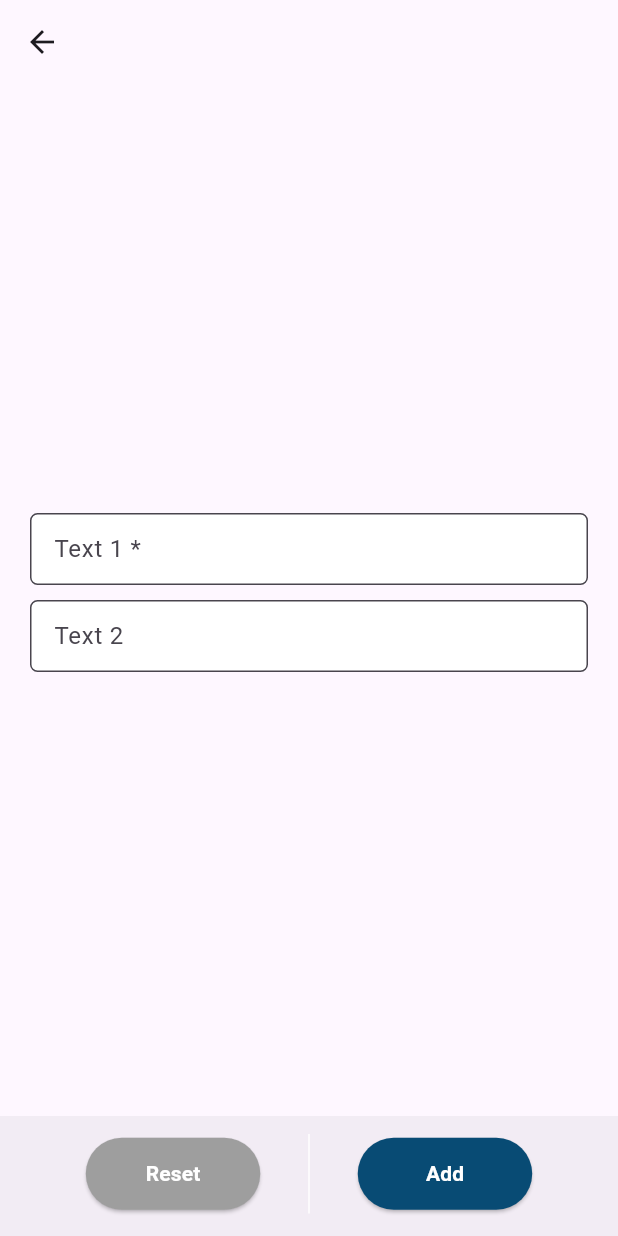
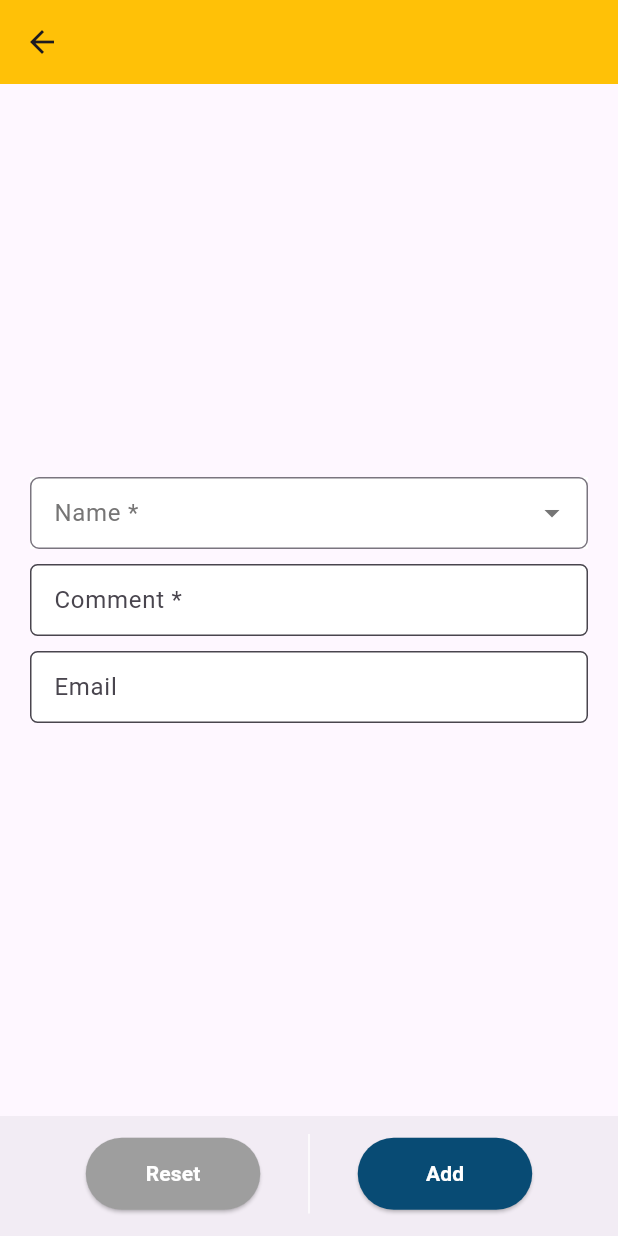
Before and after one commit to vikash23333/bloclearning, a Flutter app: the screen it shows after launch, after a tap on the "add" icon, on a phone screen of 412 x 824 dp. Run offline on Flutter 3.47's test engine with Material 3 defaults, Android fonts, the phone set to English and light mode, and no system bars; drawn by our look-alikes of dropdown_search; our stand-ins replace bloc, equatable, flutter_bloc; network calls fail.

Commit message:
add and edit

```diff
--- a/lib/bloc/add_edit_bloc/bloc/add_and_edit_bloc.dart
+++ b/lib/bloc/add_edit_bloc/bloc/add_and_edit_bloc.dart
@@ -1,13 +1,38 @@
 import 'package:bloc/bloc.dart';
+import 'package:bloclearning/model/api_integration_model.dart';
 import 'package:equatable/equatable.dart';
-
 part 'add_and_edit_event.dart';
 part 'add_and_edit_state.dart';
 
 class AddAndEditBloc extends Bloc<AddAndEditEvent, AddAndEditState> {
+  List<CommentApiModel> dataStored=[];
   AddAndEditBloc() : super(const AddAndEditState()) {
-    on<AddAndEditEvent>((event, emit) {
-      // TODO: implement event handler
-    });
+    on<SetComment>(_setComment);
+    on<EmailChanged>(_emailChanged);
+    on<NameModelSelected>(_setNameModel);
+    on<ResetEventWhileAdding>(_resetEvent);
+    on<FormSubmitted>(_addItem);
+  }
+  void _setComment(SetComment event, Emitter<AddAndEditState> emit){
+    emit(state.copyWith(cmt: event.comment));
+  }
+  void _emailChanged(EmailChanged event, Emitter<AddAndEditState> emit){
+    emit(state.copyWith(eml: event.email));
+  }
+  void _setNameModel(NameModelSelected event, Emitter<AddAndEditState> emit){
+    emit(state.copyWith(selectedModel: event.selectedData));
+  }
+  void _resetEvent(ResetEventWhileAdding event, Emitter<AddAndEditState> emit){
+    emit(state.copyWith(selectedModel: null, cmt: '',eml: '', isReset: true));
+  }
+  void _addItem(FormSubmitted event, Emitter<AddAndEditState> emit){
+    CommentApiModel item =CommentApiModel(
+      email: state.email,
+      name: state.selectedData?.name,
+      id:state.selectedData?.id,
+      body: state.comment
+    );
+    dataStored.add(item);
+    emit(state.copyWith(selectedModel: null, cmt: '',eml: '',data: dataStored,isReset: true));
   }
 }
--- a/lib/bloc/add_edit_bloc/bloc/add_and_edit_event.dart
+++ b/lib/bloc/add_edit_bloc/bloc/add_and_edit_event.dart
@@ -1,8 +1,31 @@
 part of 'add_and_edit_bloc.dart';
 
-class AddAndEditEvent extends Equatable {
+abstract class AddAndEditEvent extends Equatable {
   const AddAndEditEvent();
+  @override
+  List<Object?> get props => [];
+}
 
+class SetComment extends AddAndEditEvent {
+  final String comment;
+  const SetComment(this.comment);
   @override
-  List<Object> get props => [];
+  List<Object?> get props => [comment];
 }
+
+class EmailChanged extends AddAndEditEvent {
+  final String email;
+  const EmailChanged(this.email);
+  @override
+  List<Object?> get props => [email];
+}
+
+class NameModelSelected extends AddAndEditEvent {
+  final CommentApiModel? selectedData;
+  const NameModelSelected(this.selectedData);
+  @override
+  List<Object?> get props => [selectedData];
+}
+
+class FormSubmitted extends AddAndEditEvent {}
+class ResetEventWhileAdding extends AddAndEditEvent {}
--- a/lib/bloc/add_edit_bloc/bloc/add_and_edit_state.dart
+++ b/lib/bloc/add_edit_bloc/bloc/add_and_edit_state.dart
@@ -1,8 +1,22 @@
 part of 'add_and_edit_bloc.dart';
 
 class AddAndEditState extends Equatable {
-  const AddAndEditState();
 
+  final String comment;
+  final String email;
+  final CommentApiModel? selectedData;
+  final List<CommentApiModel> allAddedData;
+  const AddAndEditState({this.comment='', this.email='', this.selectedData, this.allAddedData=const [] });
+
+
+  AddAndEditState copyWith({String? cmt,String? eml,CommentApiModel? selectedModel, List<CommentApiModel>? data, bool isReset=false}){
+    return AddAndEditState(
+      comment: cmt??comment,
+      email: eml??email,
+      selectedData:isReset?null: selectedModel??selectedData,
+      allAddedData:data??allAddedData
+    );
+  }
   @override
-  List<Object> get props => [];
+  List<Object?> get props => [comment, email,selectedData, allAddedData];
 }
--- /dev/null
+++ b/lib/bloc/add_edit_bloc/form_field_class.dart
@@ -0,0 +1,14 @@
+import 'package:flutter/material.dart';
+
+import '../../model/api_integration_model.dart';
+
+class FormFieldClass{
+    TextEditingController comment;
+    TextEditingController email;
+    CommentApiModel? selectedData;  FormFieldClass({required this.comment, required this.email, this.selectedData});
+    // const FormFieldClass(
+    //   this.comment =TextEditingController(text: '');
+    //   this.email =TextEditingController();
+    //   this.selectedData=CommentApiModel();
+    // );
+}
--- /dev/null
+++ b/lib/bloc/forms_bloc/bloc/forms_bloc_bloc.dart
@@ -0,0 +1,46 @@
+import 'dart:developer';
+
+import 'package:bloc/bloc.dart';
+import 'package:equatable/equatable.dart';
+import 'package:flutter/material.dart';
+
+import '../../../model/api_integration_model.dart';
+part 'forms_bloc_event.dart';
+part 'forms_bloc_state.dart';
+
+class FormsBlocBloc extends Bloc<FormsBlocEvent, FormsBlocState> {
+  List<CommentApiModel> dataStored=[];
+  FormsBlocBloc() : super(FormsBlocInitial()) {
+    on<SetComment>(_setComment);
+    on<SetEmail>(_setEmail);
+    on<SetNameModel>(_setModelName);
+    on<FormResetWhileAdding>(_resetEvent);
+    on<FormSubmitEvent>(_addItem);
+
+
+  }
+  void _setComment(SetComment event, Emitter<FormsBlocState> emit){
+    emit(state.copyWith(cmtCtlr: event.comment));
+  }
+  void _setEmail(SetEmail event, Emitter<FormsBlocState> emit){
+    emit(state.copyWith(emailCtlr: event.email));
+  }
+  void _setModelName(SetNameModel event, Emitter<FormsBlocState> emit){
+    emit(state.copyWith(model: event.selectedData));
+  }
+  void _resetEvent(FormResetWhileAdding event, Emitter<FormsBlocState> emit){
+      emit(state.copyWith(cmtCtlr:null, isReset: true, emailCtlr: null, model: null));
+  }
+  void _addItem(FormSubmitEvent event, Emitter<FormsBlocState> emit){
+    log("state.email.text:- ${state.email.text}");
+    log("state.comment.text:- ${state.comment.text}");
+    CommentApiModel item =CommentApiModel(
+      email: state.email.text,
+      name: state.selectedData?.name,
+      id:state.selectedData?.id,
+      body: state.comment.text
+    );
+    dataStored.add(item);
+    emit(state.copyWith(data: dataStored));
+  }
+}
--- /dev/null
+++ b/lib/bloc/forms_bloc/bloc/forms_bloc_event.dart
@@ -0,0 +1,28 @@
+part of 'forms_bloc_bloc.dart';
+
+abstract class FormsBlocEvent extends Equatable {
+  const FormsBlocEvent();
+
+  @override
+  List<Object?> get props => [];
+}
+class SetComment extends FormsBlocEvent {
+  final TextEditingController comment;
+  const SetComment(this.comment);
+  @override
+  List<Object> get props => [comment];
+}
+class SetEmail extends FormsBlocEvent {
+  final TextEditingController email;
+  const SetEmail(this.email);
+  @override
+  List<Object> get props => [email];
+}
+class SetNameModel extends FormsBlocEvent {
+  final CommentApiModel? selectedData;
+  const SetNameModel(this.selectedData);
+  @override
+  List<Object?> get props => [selectedData];
+}
+class FormResetWhileAdding extends FormsBlocEvent{}
+class FormSubmitEvent extends FormsBlocEvent{}
--- /dev/null
+++ b/lib/bloc/forms_bloc/bloc/forms_bloc_state.dart
@@ -0,0 +1,27 @@
+part of 'forms_bloc_bloc.dart';
+
+class FormsBlocState extends Equatable {
+  final TextEditingController comment;
+  final TextEditingController email;
+  final CommentApiModel? selectedData;
+  final List<CommentApiModel> allAddedData;
+  const FormsBlocState({required this.comment, required this.email,this.selectedData, this.allAddedData=const [] });
+  FormsBlocState copyWith({TextEditingController? cmtCtlr,TextEditingController? emailCtlr,CommentApiModel? model, bool isReset=false,List<CommentApiModel>? data  }){
+    log("cmtCtlrcmtCtlr:- ${cmtCtlr?.text}");
+    return FormsBlocState(
+      comment:cmtCtlr ?? TextEditingController(),
+      email:emailCtlr ?? TextEditingController(),
+      selectedData:isReset?null:model??selectedData,
+      allAddedData:data??allAddedData
+      );
+  }
+
+  @override
+  List<Object?> get props => [comment, email,selectedData,allAddedData];
+}
+
+final class FormsBlocInitial extends FormsBlocState {
+  FormsBlocInitial():super(
+    comment: TextEditingController(),email :TextEditingController(),
+    );
+}
--- a/lib/main.dart
+++ b/lib/main.dart
@@ -1,10 +1,12 @@
 import 'package:bloclearning/bloc/switch_example/bloc/switch_example_bloc.dart';
 import 'package:flutter/material.dart';
 import 'package:flutter_bloc/flutter_bloc.dart';
+import 'bloc/add_edit_bloc/bloc/add_and_edit_bloc.dart';
 import 'bloc/api_bloc/bloc/api_integration_bloc.dart';
 import 'bloc/counter_bloc/counter_bloc.dart';
 // import 'view/counter_screen.dart';
 // import 'view/switch_example.dart';
+import 'bloc/forms_bloc/bloc/forms_bloc_bloc.dart';
 import 'bloc/to_do_bloc/bloc/to_do_bloc.dart';
 import 'view/add_edit_test/added_main_page.dart';
 // import 'view/api_integration.dart';
@@ -21,10 +23,12 @@ class MyApp extends StatelessWidget {
     return MultiBlocProvider(
       providers: [
         BlocProvider( create: (_) => SwitchExampleBloc(),),
-        BlocProvider(create: (context) => CounterBlock(),),
-        BlocProvider(create: (context) => ToDoBloc(),),
-        BlocProvider(create: (context) => ApiIntegrationBloc(),),
-      ],
+        BlocProvider(create: (_) => CounterBlock(),),
+        BlocProvider(create: (_) => ToDoBloc(),),
+        BlocProvider(create: (_) => ApiIntegrationBloc(),),
+        BlocProvider(create: (_) => AddAndEditBloc(),),
+        BlocProvider(create: (_) => FormsBlocBloc(),),
+      ],//
       child: MaterialApp(
         title: 'Flutter Demo',
         debugShowCheckedModeBanner: false,
--- a/lib/view/add_edit_test/add_and_edit_form_page.dart
+++ b/lib/view/add_edit_test/add_and_edit_form_page.dart
@@ -1,7 +1,10 @@
 import 'dart:developer';
-
 import 'package:flutter/material.dart';
+import 'package:flutter_bloc/flutter_bloc.dart';
+import '../../bloc/forms_bloc/bloc/forms_bloc_bloc.dart';
+import '../../model/api_integration_model.dart';
 import '../../utils/function.dart';
+import '../../utils/searchable_dropdown.dart';
 import '../../utils/widgets.dart';
 
 class AddEditForm extends StatefulWidget {
@@ -9,15 +12,34 @@ class AddEditForm extends StatefulWidget {
   @override
   State<AddEditForm> createState() => _AddEditFormState();
 }
+
 final _formKey = GlobalKey<FormState>();
-  TextEditingController t1=TextEditingController();
-  TextEditingController t2 =TextEditingController();
-  final List searchFieldList =[];
+final List<CommentApiModel> searchFieldList = [
+  CommentApiModel(name: 'Vikash', id: 1),
+  CommentApiModel(name: 'Niraj', id: 2),
+  CommentApiModel(name: 'Jeet', id: 3),
+  CommentApiModel(name: 'Dev', id: 4),
+];
+CommentApiModel? selectedItem;
+final snackBar = SnackBar(
+  content: const Text('Added Successfully'),
+  backgroundColor: Colors.blue, // Optional: customize background color
+  action: SnackBarAction(
+    label: 'Undo',
+    onPressed: () {
+      // Perform undo action
+    },
+  ),
+);
+
 class _AddEditFormState extends State<AddEditForm> {
   @override
   Widget build(BuildContext context) {
-    return SafeArea(child: Scaffold(appBar: AppBar(),
-      body:Padding(
+    final contextToSetData = context.read<FormsBlocBloc>();
+    return SafeArea(
+        child: Scaffold(
+      appBar: AppBar(backgroundColor: Colors.amber,),
+      body: Padding(
         padding: const EdgeInsets.all(20.0),
         child: Form(
           key: _formKey,
@@ -25,16 +47,51 @@ class _AddEditFormState extends State<AddEditForm> {
             mainAxisAlignment: MainAxisAlignment.center,
             crossAxisAlignment: CrossAxisAlignment.center,
             children: [
-              textFormField(t1,label: 'Text 1',isRequried: true),
+              BlocBuilder<FormsBlocBloc, FormsBlocState>(
+                builder: (context, state) {
+                  return CommonSearchableDropDown<CommentApiModel>(
+                    textToViewInDropDown: (p0) => '${p0?.name}',
+                    compareFn: (p0, p1) => '${p0.name}' == '${p1.name}',
+                    hintText: 'Name *',
+                    options: searchFieldList,
+                    selectedValue: state.selectedData,
+                    onChanged: (p0) =>
+                        contextToSetData.add(SetNameModel(p0)),
+                    validatorFunction: (p0) {
+                      if (p0 == null || p0.id == null) {
+                        return "Please Enter Name";
+                      }
+                    },
+                  );
+                },
+              ),
+              const SizedBox(
+                height: 10,
+              ),
+              BlocBuilder<FormsBlocBloc, FormsBlocState>(
+                builder: (context, state) {
+                  return textFormField(
+                      ctlr: state.comment,
+                      label: 'Comment',
+                      isRequried: true);
+                },
+              ),
               const SizedBox(height: 10,),
-              textFormField(t2,label: 'Text 2',validateFunction: (value) {
-                log('xxxxxx${double.tryParse('$value')==null}');
-                if ( double.tryParse('$value')==null) {
-                  return 'Text 2 is not a number';
+              BlocBuilder<FormsBlocBloc, FormsBlocState>(
+                // buildWhen: (previous, current) =>previous.email.text != current.email.text,
+                builder: (context, state) {
+                  return textFormField(
+                    ctlr: state.email,
+                    label: 'Email',
+                    validateFunction: (value) {
+                      log("${isValidEmail('$value')}");
+                      if (!isValidEmail('$value')) {
+                        return 'Enter valid Email';
                       }
-              },),
-              const SizedBox(height: 10,),
-
+                    },
+                  );
+                },
+              ),
             ],
           ),
         ),
@@ -44,20 +101,24 @@ class _AddEditFormState extends State<AddEditForm> {
         child: SizedBox(
             height: 50,
             child: clearCancelApplyFunc(
-                  clearOnTap: (){
+                clearOnTap: () {
                   _formKey.currentState!.reset();
+                  contextToSetData.add(FormResetWhileAdding());
                 },
-                  applyOnTap: (){
+                applyOnTap: () {
                   // Validate returns true if the form is valid, or false otherwise.
                   if (_formKey.currentState!.validate()) {
-
+                    contextToSetData.add(FormSubmitEvent());
+                    _formKey.currentState!.reset();
+                    contextToSetData.add(FormResetWhileAdding());
+                    Navigator.pop(context);
                   }
                 },
                 leftpadding: MediaQuery.of(context).size.width * 0.10,
                 rightpadding: MediaQuery.of(context).size.width * 0.10,
                 cancelClr: Colors.red,
-                  clearClr:  Colors.grey,
-                  applyClr:  const Color(0xff004772))),
+                clearClr: Colors.grey,
+                applyClr: const Color(0xff004772))),
       ),
     ));
   }
--- a/lib/view/add_edit_test/added_main_page.dart
+++ b/lib/view/add_edit_test/added_main_page.dart
@@ -1,5 +1,7 @@
+import 'package:bloclearning/utils/widgets.dart';
 import 'package:flutter/material.dart';
-
+import 'package:flutter_bloc/flutter_bloc.dart';
+import '../../bloc/forms_bloc/bloc/forms_bloc_bloc.dart';
 import 'add_and_edit_form_page.dart';
 
 class ShowAddedItem extends StatefulWidget {
@@ -12,8 +14,32 @@ class ShowAddedItem extends StatefulWidget {
 class _ShowAddedItemState extends State<ShowAddedItem> {
   @override
   Widget build(BuildContext context) {
-    return SafeArea(child: Scaffold(appBar: AppBar(),
-      body: const Center(child: Text('No Data found'),),
+    return SafeArea(child: Scaffold(appBar: AppBar(backgroundColor: Colors.green,),
+      body: BlocBuilder<FormsBlocBloc, FormsBlocState>(
+        // buildWhen: (previous, current) => previous.allAddedData!=current.allAddedData,
+        builder: (context, state) {
+          return Visibility(
+            visible: state.allAddedData.isNotEmpty,
+              replacement: const Center(child:
+              Text('No Data found'),
+              ),
+              child: ListView.builder(
+                itemCount: state.allAddedData.length,
+                itemBuilder: (context, index) =>
+                cardDesign(
+                  child: Column(
+                    children: [
+                      commonWidget('Id', '${state.allAddedData[index].id}'),
+                      commonWidget('Name', '${state.allAddedData[index].name}'),
+                      commonWidget('Email', '${state.allAddedData[index].email}'),
+                      commonWidget('Comment', '${state.allAddedData[index].body}')
+                    ],
+                  )
+                ),
+              )
+            );
+        },
+      ),
       floatingActionButton: FloatingActionButton(
             onPressed: () {
               Navigator.push(context, MaterialPageRoute(builder: (context) =>const AddEditForm()));
```
Also changed, not shown: lib/utils/function.dart (+14 -0 lines), lib/utils/widgets.dart (+49 -6 lines). Lines whose indentation alone changed are shown as unchanged.
